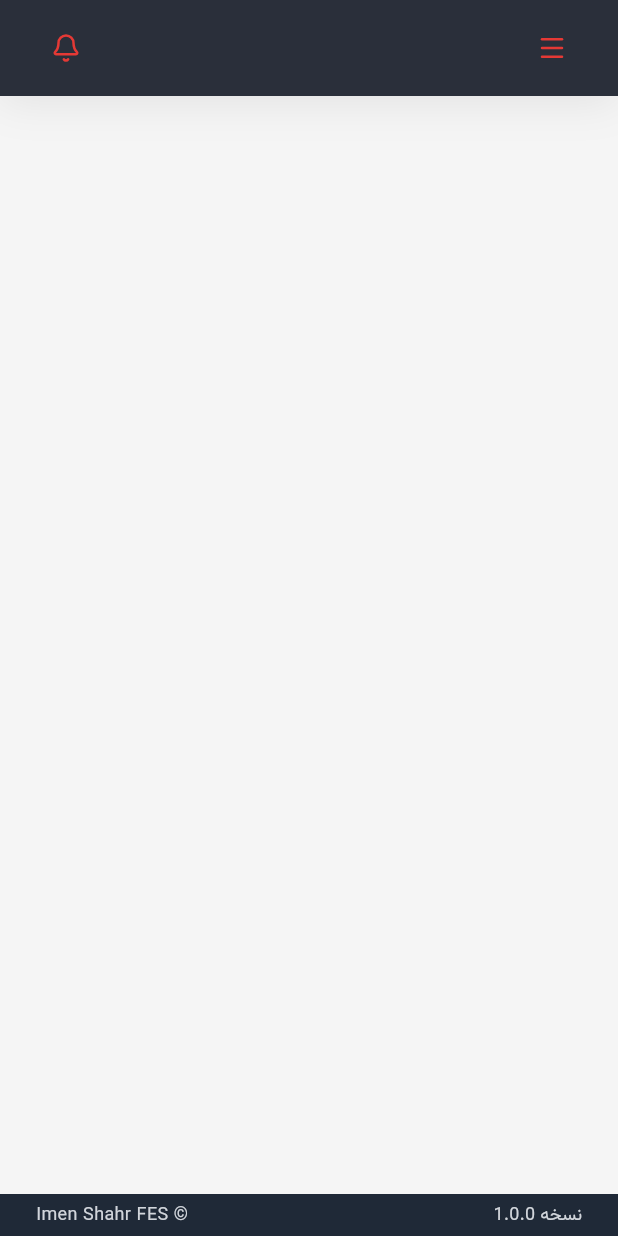
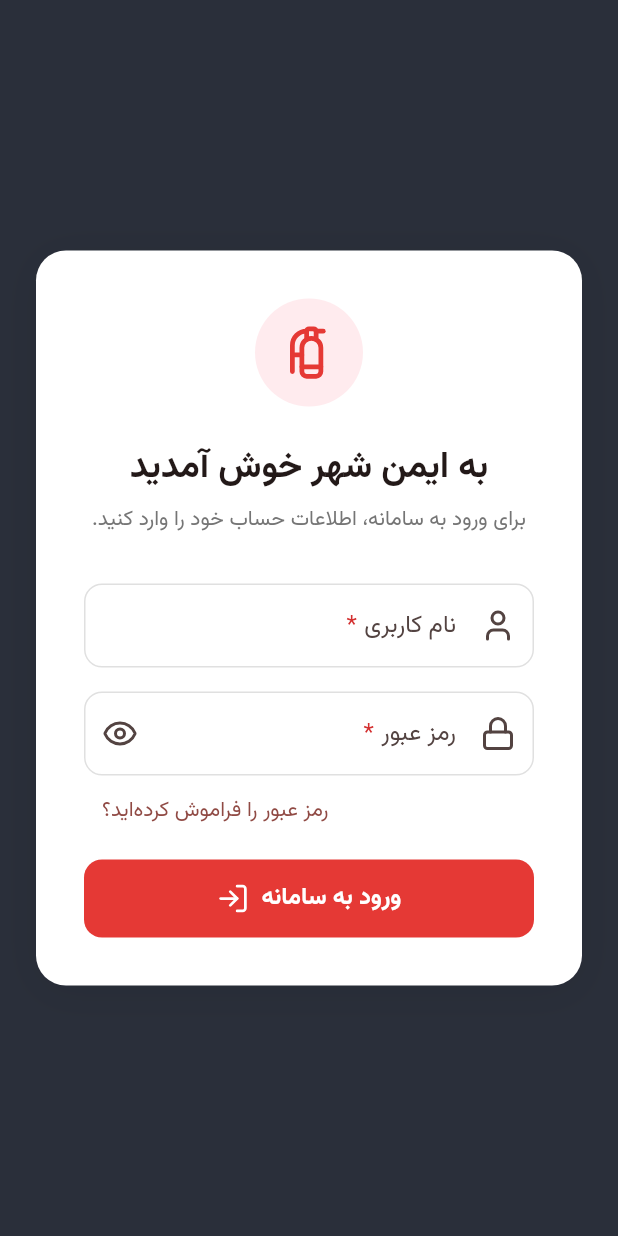
Before and after one commit to schirasi93m/Fes, a Flutter app: the MainScreen screen opened directly, in the side drawer, after a tap on "خروج", on a phone screen of 412 x 824 dp. Run offline on Flutter 3.47's test engine with Material 3 defaults, Android fonts, the phone set to English and light mode, and no system bars; our stand-ins replace dio, lucide_icons_flutter; missing offline and left inert: persian_datetime_picker; accounts and stored records are empty; network calls fail; statements that could not run were skipped.

Commit message:
Add login and user management pages

```diff
--- a/lib/core/widgets/app_sidebar.dart
+++ b/lib/core/widgets/app_sidebar.dart
@@ -12,12 +12,14 @@ class AppSidebar extends StatelessWidget {
   final int selectedIndex;
   final ValueChanged<int> onItemSelected;
   final bool expanded;
+  final VoidCallback? onLogout;
 
   const AppSidebar({
     super.key,
     required this.selectedIndex,
     required this.onItemSelected,
     this.expanded = true,
+    this.onLogout,
   });
 
   @override
@@ -79,6 +81,12 @@ class AppSidebar extends StatelessWidget {
                   ),
 
                   _buildItem(
+                    index: 6,
+                    title: "کاربران",
+                    icon: AppIcons.user,
+                  ),
+
+                  _buildItem(
                     index: 2,
                     title: "کپسول ها",
                     icon: AppIcons.extinguisher,
@@ -128,6 +136,7 @@ class AppSidebar extends StatelessWidget {
                 title: "خروج",
                 icon: AppIcons.logout,
                 isLogout: true,
+                onTap: onLogout,
               ),
             ),
           ],
@@ -141,6 +150,7 @@ class AppSidebar extends StatelessWidget {
     required String title,
     required IconData icon,
     bool isLogout = false,
+    VoidCallback? onTap,
   }) {
     final bool selected = selectedIndex == index;
 
@@ -148,7 +158,7 @@ class AppSidebar extends StatelessWidget {
       padding: const EdgeInsets.only(bottom: AppSpacing.sm),
       child: InkWell(
         borderRadius: BorderRadius.circular(AppRadius.button),
-        onTap: () => onItemSelected(index),
+        onTap: onTap ?? () => onItemSelected(index),
         child: AnimatedContainer(
           duration: const Duration(milliseconds: 200),
           height: AppSizes.buttonHeightMd,
--- a/lib/core/widgets/app_text_field.dart
+++ b/lib/core/widgets/app_text_field.dart
@@ -158,7 +158,8 @@ class _TextFieldWithClearState extends State<_TextFieldWithClear> {
               ),
         hintText: widget.hint,
         prefixIcon: widget.prefixIcon,
-        suffixIcon: hasText && widget.enabled && !widget.readOnly
+        suffixIcon: widget.suffixIcon ??
+            (hasText && widget.enabled && !widget.readOnly
                 ? IconButton(
                     onPressed: () {
                       widget.controller.clear();
@@ -171,7 +172,7 @@ class _TextFieldWithClearState extends State<_TextFieldWithClear> {
                       color: AppColors.textSecondary,
                     ),
                   )
-            : widget.suffixIcon,
+                : null),
         enabled: widget.enabled,
         filled: true,
         fillColor: AppColors.surface,
--- a/lib/dashboard/main_screen.dart
+++ b/lib/dashboard/main_screen.dart
@@ -14,6 +14,8 @@ import 'package:new_project_fes/features/customers/pages/customers_page.dart';
 import 'package:new_project_fes/features/extinguishers/page/extinguisher_page.dart';
 
 import 'package:new_project_fes/features/services/pages/services_page.dart';
+import 'package:new_project_fes/features/users/pages/users_page.dart';
+import 'package:new_project_fes/features/auth/pages/login_page.dart';
 
 import 'package:new_project_fes/playground/component_playground.dart';
 
@@ -31,6 +33,7 @@ enum NavigationPage {
   services,
   reports,
   settings,
+  users,
 }
 
 class _MainScreenState extends State<MainScreen> {
@@ -62,6 +65,9 @@ class _MainScreenState extends State<MainScreen> {
         return 'تنظیمات';
 
       case 6:
+        return 'کاربران';
+
+      case 7:
         return 'کامپونت ها';
 
       default:
@@ -107,6 +113,9 @@ class _MainScreenState extends State<MainScreen> {
         return const Center(child: Text('تنظیمات'));
 
       case 6:
+        return const UsersPage();
+
+      case 7:
         return const ComponentShowcase();
 
       default:
@@ -149,6 +158,7 @@ class _MainScreenState extends State<MainScreen> {
                           expanded: useCompactRail ? false : sidebarExpanded,
                           selectedIndex: selectedIndex,
                           onItemSelected: _selectPage,
+                          onLogout: _logout,
                         ),
 
                       Expanded(child: _buildPage()),
@@ -177,6 +187,7 @@ class _MainScreenState extends State<MainScreen> {
                 _selectPage(index);
                 Navigator.of(context).pop();
               },
+              onLogout: _logout,
             ),
           );
         },
@@ -184,6 +195,13 @@ class _MainScreenState extends State<MainScreen> {
     );
   }
 
+  void _logout() {
+    Navigator.of(context).pushAndRemoveUntil(
+      MaterialPageRoute(builder: (_) => const LoginPage()),
+      (route) => false,
+    );
+  }
+
   void _selectPage(int index) {
     setState(() => selectedIndex = index);
   }
--- /dev/null
+++ b/lib/features/auth/pages/login_page.dart
@@ -0,0 +1,154 @@
+import 'package:flutter/material.dart';
+
+import 'package:new_project_fes/core/theme/app_colors.dart';
+import 'package:new_project_fes/core/theme/app_icons.dart';
+import 'package:new_project_fes/core/theme/app_radius.dart';
+import 'package:new_project_fes/core/theme/app_shadows.dart';
+import 'package:new_project_fes/core/theme/app_spacing.dart';
+import 'package:new_project_fes/core/theme/app_text_style.dart';
+import 'package:new_project_fes/core/widgets/app_button.dart';
+import 'package:new_project_fes/core/widgets/app_notifier.dart';
+import 'package:new_project_fes/core/widgets/app_text_field.dart';
+import 'package:new_project_fes/dashboard/main_screen.dart';
+
+class LoginPage extends StatefulWidget {
+  const LoginPage({super.key});
+
+  @override
+  State<LoginPage> createState() => _LoginPageState();
+}
+
+class _LoginPageState extends State<LoginPage> {
+  final _formKey = GlobalKey<FormState>();
+  final _usernameController = TextEditingController();
+  final _passwordController = TextEditingController();
+  bool _obscurePassword = true;
+
+  @override
+  void dispose() {
+    _usernameController.dispose();
+    _passwordController.dispose();
+    super.dispose();
+  }
+
+  void _login() {
+    if (!(_formKey.currentState?.validate() ?? false)) return;
+
+    Navigator.of(context).pushReplacement(
+      MaterialPageRoute(builder: (_) => const MainScreen()),
+    );
+  }
+
+  @override
+  Widget build(BuildContext context) {
+    return Scaffold(
+      backgroundColor: AppColors.headerBackground,
+      body: SafeArea(
+        child: Center(
+          child: SingleChildScrollView(
+            padding: const EdgeInsets.all(AppSpacing.lg),
+            child: ConstrainedBox(
+              constraints: const BoxConstraints(maxWidth: 440),
+              child: Container(
+                padding: const EdgeInsets.all(AppSpacing.xl),
+                decoration: BoxDecoration(
+                  color: AppColors.surface,
+                  borderRadius: BorderRadius.circular(AppRadius.dialog),
+                  boxShadow: AppShadows.card,
+                ),
+                child: Form(
+                  key: _formKey,
+                  child: Column(
+                    crossAxisAlignment: CrossAxisAlignment.stretch,
+                    children: [
+                      Container(
+                        width: 72,
+                        height: 72,
+                        alignment: Alignment.center,
+                        decoration: const BoxDecoration(
+                          color: AppColors.primaryLight,
+                          shape: BoxShape.circle,
+                        ),
+                        child: const Icon(
+                          AppIcons.extinguisher,
+                          color: AppColors.primary,
+                          size: 38,
+                        ),
+                      ),
+                      const SizedBox(height: AppSpacing.lg),
+                      Text(
+                        'به ایمن شهر خوش آمدید',
+                        textAlign: TextAlign.center,
+                        style: AppTextStyles.titleLarge,
+                      ),
+                      const SizedBox(height: AppSpacing.sm),
+                      Text(
+                        'برای ورود به سامانه، اطلاعات حساب خود را وارد کنید.',
+                        textAlign: TextAlign.center,
+                        style: AppTextStyles.bodyMedium.copyWith(
+                          color: AppColors.textSecondary,
+                        ),
+                      ),
+                      const SizedBox(height: AppSpacing.xl),
+                      AppTextField(
+                        controller: _usernameController,
+                        label: 'نام کاربری',
+                        hint: 'نام کاربری خود را وارد کنید',
+                        requiredField: true,
+                        prefixIcon: const Icon(AppIcons.user),
+                        validator: (value) => value == null || value.trim().isEmpty
+                            ? 'نام کاربری را وارد کنید.'
+                            : null,
+                      ),
+                      const SizedBox(height: AppSpacing.md),
+                      AppTextField(
+                        controller: _passwordController,
+                        label: 'رمز عبور',
+                        hint: 'رمز عبور خود را وارد کنید',
+                        requiredField: true,
+                        obscureText: _obscurePassword,
+                        prefixIcon: const Icon(AppIcons.lock),
+                        suffixIcon: IconButton(
+                          tooltip: _obscurePassword
+                              ? 'نمایش رمز عبور'
+                              : 'پنهان کردن رمز عبور',
+                          onPressed: () => setState(
+                            () => _obscurePassword = !_obscurePassword,
+                          ),
+                          icon: Icon(
+                            _obscurePassword ? AppIcons.eye : AppIcons.eyeOff,
+                          ),
+                        ),
+                        validator: (value) => value == null || value.isEmpty
+                            ? 'رمز عبور را وارد کنید.'
+                            : null,
+                      ),
+                      Align(
+                        alignment: Alignment.centerLeft,
+                        child: TextButton(
+                          onPressed: () => AppNotifier.info(
+                            context,
+                            'برای بازیابی رمز عبور با مدیر سیستم تماس بگیرید.',
+                          ),
+                          child: const Text('رمز عبور را فراموش کرده‌اید؟'),
+                        ),
+                      ),
+                      const SizedBox(height: AppSpacing.sm),
+                      AppButton(
+                        text: 'ورود به سامانه',
+                        icon: AppIcons.login,
+                        onPressed: _login,
+                        size: AppButtonSize.large,
+                        width: double.infinity,
+                      ),
+                    ],
+                  ),
+                ),
+              ),
+            ),
+          ),
+        ),
+      ),
+    );
+  }
+}
--- a/lib/main.dart
+++ b/lib/main.dart
@@ -1,7 +1,6 @@
 import 'package:flutter/material.dart';
 import 'package:new_project_fes/core/theme/app_theme.dart';
-import 'package:new_project_fes/dashboard/main_screen.dart';
-//import 'package:new_project_fes/dashboard/main_screen.dart';
+import 'package:new_project_fes/features/auth/pages/login_page.dart';
 //import 'package:new_project_fes/playground/component_playground.dart';
 import 'package:persian_datetime_picker/persian_datetime_picker.dart';
 import 'package:flutter_localizations/flutter_localizations.dart';
@@ -16,7 +15,7 @@ class MyApp extends StatelessWidget {
   Widget build(BuildContext context) {
     return MaterialApp(
       debugShowCheckedModeBanner: false,
-      title: 'Date and Time Pickers',
+      title: 'ایمن شهر',
       locale: const Locale("fa", "IR"),
       supportedLocales: const [Locale("fa", "IR"), Locale("en", "US")],
       localizationsDelegates: const [
@@ -36,7 +35,7 @@ class MyApp extends StatelessWidget {
         colorScheme: ColorScheme.fromSeed(seedColor: const Color.fromARGB(255, 255, 0, 0)),
       ),*/
       //  home: const MyPersianCalendar(), //
-      home: const MainScreen(),
+      home: const LoginPage(),
     );
   }
 }
```
Also changed, not shown: lib/features/users/models/app_user_model.dart (added, +30 -0 lines), lib/features/users/pages/users_page.dart (added, +121 -0 lines), lib/features/users/widgets/user_form_dialog.dart (added, +130 -0 lines), 1 other file. Lines whose indentation alone changed are shown as unchanged.
